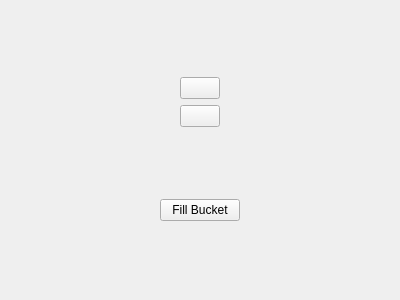
Above: ui/toolpane.ui from University-of-Utah-CS3505/a5-sprite-editor-f25-leomartinez47 before the change. Below: the same form after it.
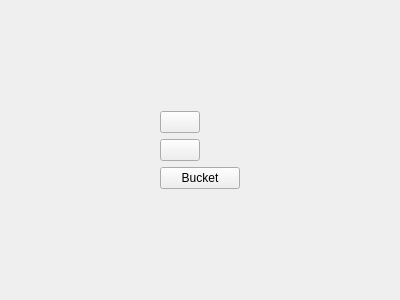
That is the form after the change.

Commit message: Add fill bucket and update tools

Diff of the .ui file:
```diff
--- a/ui/toolpane.ui
+++ b/ui/toolpane.ui
@@ -63,6 +63,22 @@
          </property>
         </widget>
        </item>
+       <item>
+        <widget class="QPushButton" name="fillButton">
+         <property name="sizePolicy">
+          <sizepolicy hsizetype="Fixed" vsizetype="Fixed">
+           <horstretch>100</horstretch>
+           <verstretch>100</verstretch>
+          </sizepolicy>
+         </property>
+         <property name="focusPolicy">
+          <enum>Qt::NoFocus</enum>
+         </property>
+         <property name="text">
+          <string>Bucket</string>
+         </property>
+        </widget>
+       </item>
       </layout>
      </item>
      <item>
@@ -81,24 +97,7 @@
     </layout>
    </item>
    <item>
-    <layout class="QHBoxLayout" name="horizontalLayout_2">
-     <item>
-      <widget class="QPushButton" name="fillButton">
-       <property name="sizePolicy">
-        <sizepolicy hsizetype="Fixed" vsizetype="Fixed">
-         <horstretch>100</horstretch>
-         <verstretch>100</verstretch>
-        </sizepolicy>
-       </property>
-       <property name="focusPolicy">
-        <enum>Qt::FocusPolicy::NoFocus</enum>
-       </property>
-       <property name="text">
-        <string>Fill Bucket</string>
-       </property>
-      </widget>
-     </item>
-    </layout>
+    <layout class="QHBoxLayout" name="horizontalLayout_2"/>
    </item>
   </layout>
  </widget>
```
Left out of the diff: 8 changed lines with no effect on the pictures. The commit also changes 6 other files.
